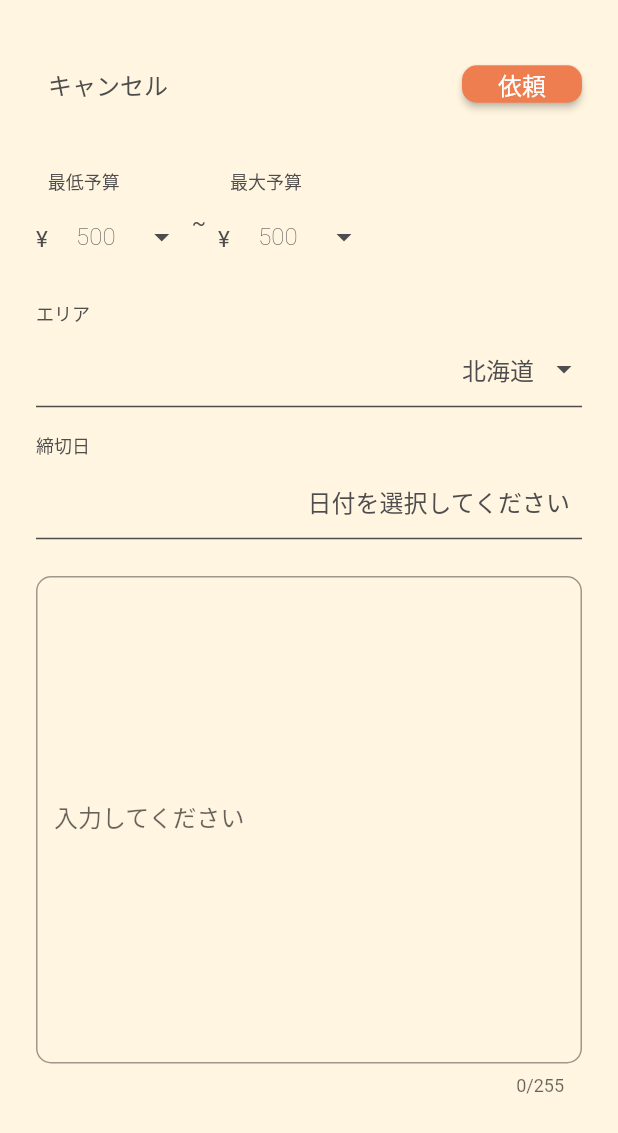
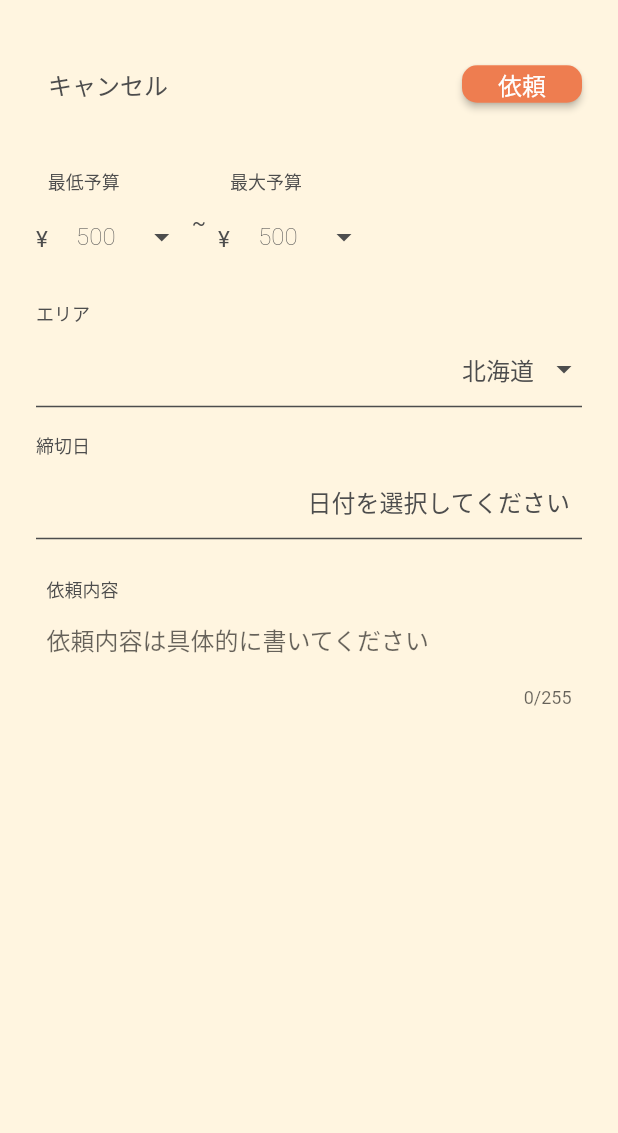
Before and after one commit to LOCAQUE/food_quest, a Flutter app: the MakeQuestionModal widget shown alone on an empty page, opened directly, on a phone screen of 412 x 824 dp. Shown: the top 1133 px of the screen. Run offline on Flutter 3.47's test engine with Material 2 defaults, Android fonts, the phone set to English and light mode, and no system bars; our stand-ins replace animated_bottom_navigation_bar, flutter_datetime_picker_plus, flutter_dotenv, flutter_hooks, flutter_riverpod, freezed_annotation and 3 more; missing offline and left inert: navigator_scope; accounts and stored records are empty.

Commit message:
update: 依頼内容のUI修正

```diff
--- a/lib/presentation/screen/bottom_navigation/bottom_navigation_screen.dart
+++ b/lib/presentation/screen/bottom_navigation/bottom_navigation_screen.dart
@@ -2,11 +2,10 @@ import 'package:flutter/material.dart';
 
 import 'package:animated_bottom_navigation_bar/animated_bottom_navigation_bar.dart';
 import 'package:flutter_hooks/flutter_hooks.dart';
-import 'package:food_quest/app.dart';
-import 'package:food_quest/gen/colors.gen.dart';
 import 'package:hooks_riverpod/hooks_riverpod.dart';
 import 'package:navigator_scope/navigator_scope.dart';
 
+import 'package:food_quest/gen/colors.gen.dart';
 import 'package:food_quest/presentation/screen/blue_screen/blue_screen.dart';
 import 'package:food_quest/presentation/screen/home_screen/home_screen.dart';
 import 'package:food_quest/presentation/screen/orange_screen/orange_screen.dart';
--- a/lib/presentation/screen/home_screen/component/make_question_modal.dart
+++ b/lib/presentation/screen/home_screen/component/make_question_modal.dart
@@ -125,16 +125,32 @@ class MakeQuestionModal extends HookConsumerWidget {
                 controller: questionTaskNotifier.deadLineController,
               ),
               const Gap(24),
-              TextField(
-                controller: questionTaskNotifier.contentController,
-                maxLines: 15,
-                decoration: InputDecoration(
-                  border: OutlineInputBorder(
-                    borderRadius: BorderRadius.circular(10),
-                  ), // 四角い枠を表示
-                  labelText: '入力してください', // ラベルテキスト
+
+              Container(
+                width: 350, // こちらの値を変更して、希望の幅に設定してください
+                alignment: Alignment.centerLeft,
+                child: Column(
+                  children: [
+                    const SizedBox(
+                      width: 350,
+                      child: Text(
+                        '依頼内容',
+                        style: TextStyle(
+                          fontSize: 12,
+                        ),
+                      ),
+                    ),
+                    TextField(
+                      controller: questionTaskNotifier.contentController,
+                      decoration: const InputDecoration(
+                        border: InputBorder.none, // 枠線を非表示に
+                        hintText: '依頼内容は具体的に書いてください', // プレースホルダーのテキストを設定
+                      ),
+                      maxLength: 255, // 最大文字数を制限
+                      maxLines: null, // 複数行の入力を許可
+                    ),
+                  ],
                 ),
-                maxLength: 255, // 最大文字数を制限
               ),
             ],
           ),
--- a/lib/presentation/screen/profile_screen/asked_list_screen/asked_list_screen.dart
+++ b/lib/presentation/screen/profile_screen/asked_list_screen/asked_list_screen.dart
@@ -35,7 +35,7 @@ class AskedListScreen extends HookConsumerWidget {
         questionList: myQuestionList,
         onTap: () {
           return;
-        }
+        },
       ),
     );
   }
```
Also changed, not shown: lib/presentation/component/question_tile.dart (+5 -2 lines).
